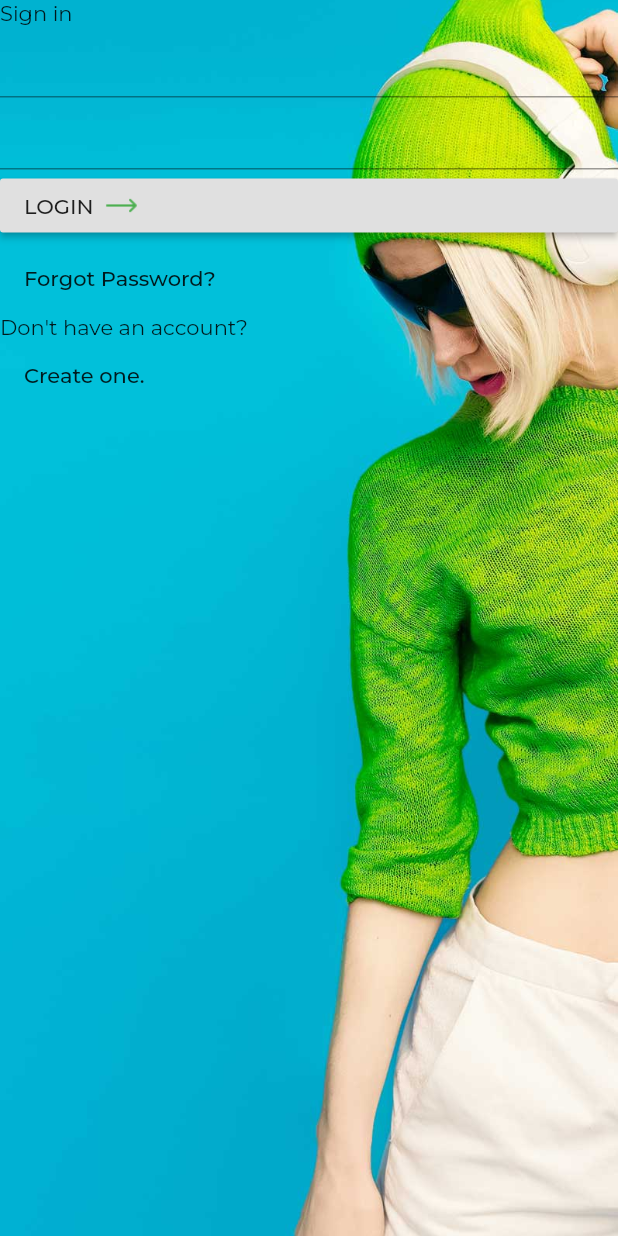
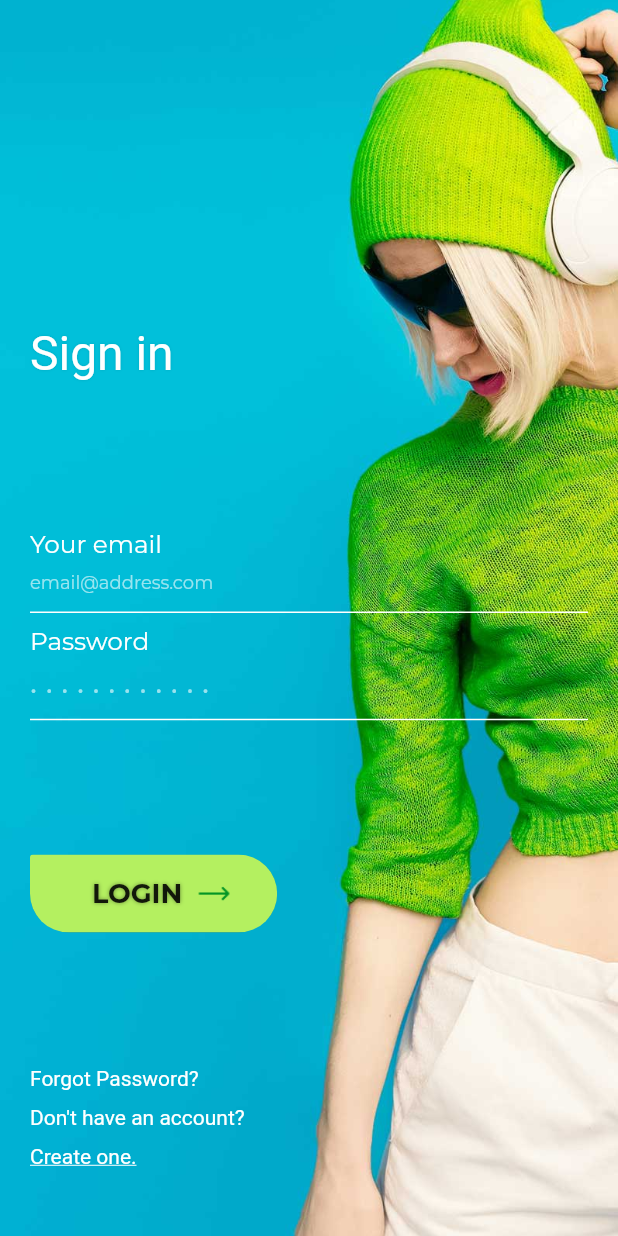
Before and after one commit to Mostefaoui-Mohammed-Amin/login_design002, a Flutter app: the screen it shows after launch, on a phone screen of 412 x 824 dp. Run offline on Flutter 3.47's test engine with Material 2 defaults, Android fonts, the phone set to English and light mode, and no system bars; our stand-ins replace google_fonts.

Commit message:
styling elements

```diff
--- a/lib/main.dart
+++ b/lib/main.dart
@@ -14,7 +14,14 @@ class MyApp extends StatelessWidget {
       theme: ThemeData(
         primarySwatch: Colors.blue,
         visualDensity: VisualDensity.adaptivePlatformDensity,
-          textTheme: GoogleFonts.montserratTextTheme()),
+        textTheme: GoogleFonts.montserratTextTheme().copyWith(
+          bodyText2: TextStyle(
+              fontSize: 14, color: Colors.white, fontWeight: FontWeight.w400),
+        ),
+        buttonTheme: ButtonThemeData(
+          buttonColor: Color(0xffb4f060),
+        ),
+      ),
       home: MyhomePage(),
     );
   }
@@ -26,8 +33,21 @@ class MyhomePage extends StatefulWidget {
 }
 
 class _MyhomePageState extends State<MyhomePage> {
+  TextEditingController _emailController;
+  TextEditingController _passController;
+
+  @override
+  void initState() {
+    _emailController = TextEditingController();
+    _passController = TextEditingController();
+    super.initState();
+  }
+
   @override
   Widget build(BuildContext context) {
+    double height = MediaQuery.of(context).size.height;
+    double width = MediaQuery.of(context).size.width;
+
     return Scaffold(
       body: Stack(
         children: [
@@ -39,43 +59,133 @@ class _MyhomePageState extends State<MyhomePage> {
               fit: BoxFit.cover,
             ),
           ),
-          Column(
+          SingleChildScrollView(
+            child: Container(
+              width: width,
+              height: height,
+              margin: EdgeInsets.symmetric(horizontal: 20),
+              child: Column(
                 crossAxisAlignment: CrossAxisAlignment.start,
+                mainAxisAlignment: MainAxisAlignment.spaceAround,
                 children: [
-              Text("Sign in"),
+                  SizedBox(
+                    height: height * 0.1,
+                  ),
+                  Text(
+                    "Sign in",
+                    style: TextStyle(fontSize: 32, shadows: [
+                      Shadow(
+                          color: Colors.black12,
+                          blurRadius: 2,
+                          offset: Offset(0, 0))
+                    ]),
+                  ),
                   Form(
                     child: Column(
                       children: [
-                    TextFormField(),
                         TextFormField(
+                          controller: _emailController,
+                          keyboardType: TextInputType.emailAddress,
+                          decoration: InputDecoration(
+                              border: UnderlineInputBorder(
+                                  borderSide: BorderSide(color: Colors.white)),
+                              enabledBorder: UnderlineInputBorder(
+                                  borderSide: BorderSide(color: Colors.white)),
+                              floatingLabelBehavior:
+                                  FloatingLabelBehavior.always,
+                              enabled: true,
+                              labelText: 'Your email',
+                              labelStyle:
+                                  TextStyle(color: Colors.white, fontSize: 22),
+                              hintText: 'email@address.com',
+                              hintStyle: TextStyle(
+                                  color: Colors.white60, fontSize: 12)),
+                        ),
+                        TextFormField(
+                          controller: _passController,
                           obscureText: true,
-                    )
+                          decoration: InputDecoration(
+                              border: UnderlineInputBorder(
+                                  borderSide: BorderSide(color: Colors.white)),
+                              enabledBorder: UnderlineInputBorder(
+                                  borderSide: BorderSide(color: Colors.white)),
+                              floatingLabelBehavior:
+                                  FloatingLabelBehavior.always,
+                              enabled: true,
+                              labelText: 'Password',
+                              labelStyle:
+                                  TextStyle(color: Colors.white, fontSize: 22),
+                              hintText: '. . . . . . . . . . . .',
+                              hintStyle: TextStyle(
+                                  color: Colors.white60, fontSize: 22)),
+                        ),
                       ],
                     ),
                   ),
-              RaisedButton(
+                  Container(
+                    width: width * 0.4,
+                    child: ClipRRect(
+                      borderRadius: BorderRadius.only(
+                        bottomLeft: Radius.circular(30),
+                        topRight: Radius.circular(30),
+                        bottomRight: Radius.circular(30),
+                      ),
+                      child: RaisedButton(
+                          padding: EdgeInsets.symmetric(vertical: 15),
                           onPressed: () {},
                           child: Row(
+                            mainAxisAlignment: MainAxisAlignment.center,
                             children: [
-                      Text("LOGIN  "),
+                              Text(
+                                "LOGIN    ",
+                                textAlign: TextAlign.center,
+                                style: TextStyle(
+                                    fontSize: 18,
+                                    fontWeight: FontWeight.bold,
+                                    shadows: [
+                                      Shadow(
+                                          color: Colors.black38,
+                                          blurRadius: 3,
+                                          offset: Offset(0, 0))
+                                    ]),
+                              ),
                               Image.asset(
                                 "assets/arrowicon.png",
-                        color: Colors.green,
+                                color: Color(0xff049525),
                                 height: 22,
                                 width: 22,
                               )
                             ],
                           )),
-              FlatButton(
-                child: Text("Forgot Password?"),
-                onPressed: () {},
                     ),
-              Text("Don't have an account?"),
-              FlatButton(
-                child: Text("Create one."),
-                onPressed: () {},
                   ),
+                  Column(
+                    crossAxisAlignment: CrossAxisAlignment.start,
+                    children: [
+                      GestureDetector(
+                          onTap: () {}, child: Text("Forgot Password?")),
+                      SizedBox(
+                        height: 10,
+                      ),
+                      Text(
+                        "Don't have an account?",
+                      ),
+                      SizedBox(
+                        height: 10,
+                      ),
+                      GestureDetector(
+                        onTap: () {},
+                        child: Text(
+                          "Create one.",
+                          style:
+                              TextStyle(decoration: TextDecoration.underline),
+                        ),
+                      )
                     ],
+                  )
+                ],
+              ),
+            ),
           )
         ],
       ),
```
Lines whose indentation alone changed are shown as unchanged.
